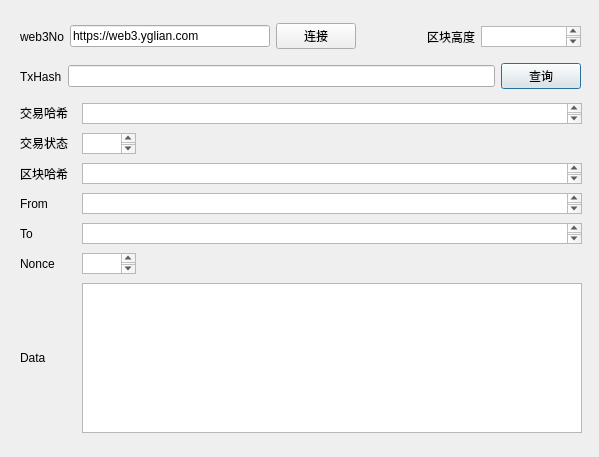
First picture: the form in skin/yglian.ui, repository zzy624/mypyqt, before the edit.
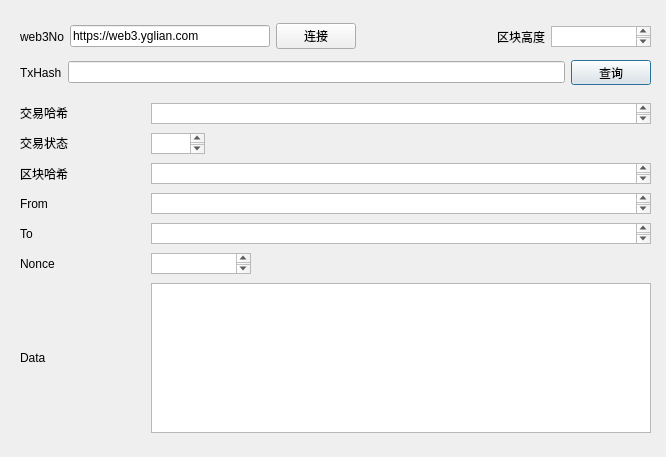
Second picture: the form after the edit.

```diff
--- a/skin/yglian.ui
+++ b/skin/yglian.ui
@@ -6,7 +6,7 @@
    <rect>
     <x>0</x>
     <y>0</y>
-    <width>599</width>
+    <width>666</width>
     <height>457</height>
    </rect>
   </property>
@@ -18,11 +18,17 @@
     <rect>
      <x>20</x>
      <y>60</y>
-     <width>561</width>
-     <height>33</height>
+     <width>631</width>
+     <height>34</height>
     </rect>
    </property>
    <layout class="QHBoxLayout" name="horizontalLayout_2">
+    <property name="spacing">
+     <number>-1</number>
+    </property>
+    <property name="bottomMargin">
+     <number>9</number>
+    </property>
     <item>
      <widget class="QLabel" name="label_2">
       <property name="text">
@@ -48,6 +54,24 @@
     </item>
     <item>
      <widget class="QPushButton" name="pushButtonSearch">
+      <property name="mouseTracking">
+       <bool>false</bool>
+      </property>
+      <property name="contextMenuPolicy">
+       <enum>Qt::DefaultContextMenu</enum>
+      </property>
+      <property name="acceptDrops">
+       <bool>false</bool>
+      </property>
+      <property name="layoutDirection">
+       <enum>Qt::LeftToRight</enum>
+      </property>
+      <property name="autoFillBackground">
+       <bool>false</bool>
+      </property>
+      <property name="inputMethodHints">
+       <set>Qt::ImhNone</set>
+      </property>
       <property name="text">
        <string>查询</string>
       </property>
@@ -55,12 +79,12 @@
     </item>
    </layout>
   </widget>
-  <widget class="QWidget" name="">
+  <widget class="QWidget" name="layoutWidget">
    <property name="geometry">
     <rect>
      <x>20</x>
      <y>20</y>
-     <width>561</width>
+     <width>631</width>
      <height>33</height>
     </rect>
    </property>
@@ -151,12 +175,12 @@
     </item>
    </layout>
   </widget>
-  <widget class="QWidget" name="">
+  <widget class="QWidget" name="layoutWidget">
    <property name="geometry">
     <rect>
      <x>20</x>
      <y>100</y>
-     <width>562</width>
+     <width>631</width>
      <height>338</height>
     </rect>
    </property>
@@ -344,13 +368,13 @@
       </property>
       <property name="minimumSize">
        <size>
-        <width>54</width>
+        <width>100</width>
         <height>21</height>
        </size>
       </property>
       <property name="maximumSize">
        <size>
-        <width>54</width>
+        <width>100</width>
         <height>21</height>
        </size>
       </property>
```
Left out of the diff: 8 changed lines with no effect on the pictures.
